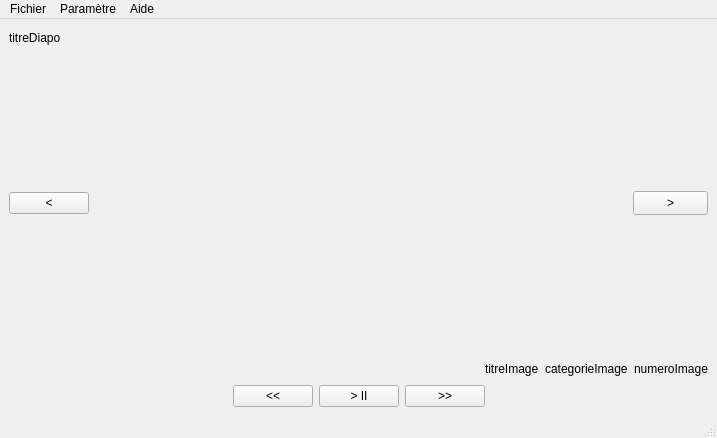
Above: v8MVP/lecteurDiaporama/lecteurvue.ui from sylvaintr/LecteurDiaporama before the change. Below: the same form after it.
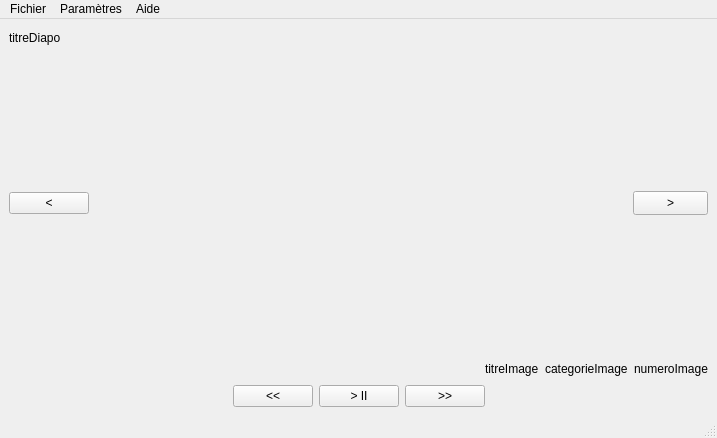
That is the form after the change. Icons and pictures are not drawn.

```diff
--- a/v8MVP/lecteurDiaporama/lecteurvue.ui
+++ b/v8MVP/lecteurDiaporama/lecteurvue.ui
@@ -250,7 +250,7 @@
    </widget>
    <widget class="QMenu" name="menuParam_tre">
     <property name="title">
-     <string>Paramètre</string>
+     <string>Paramètres</string>
     </property>
     <addaction name="actionVitesse"/>
     <addaction name="actionmodifier_le_nom_des_image"/>
```
Left out of the diff: 4 changed lines with no effect on the pictures.
